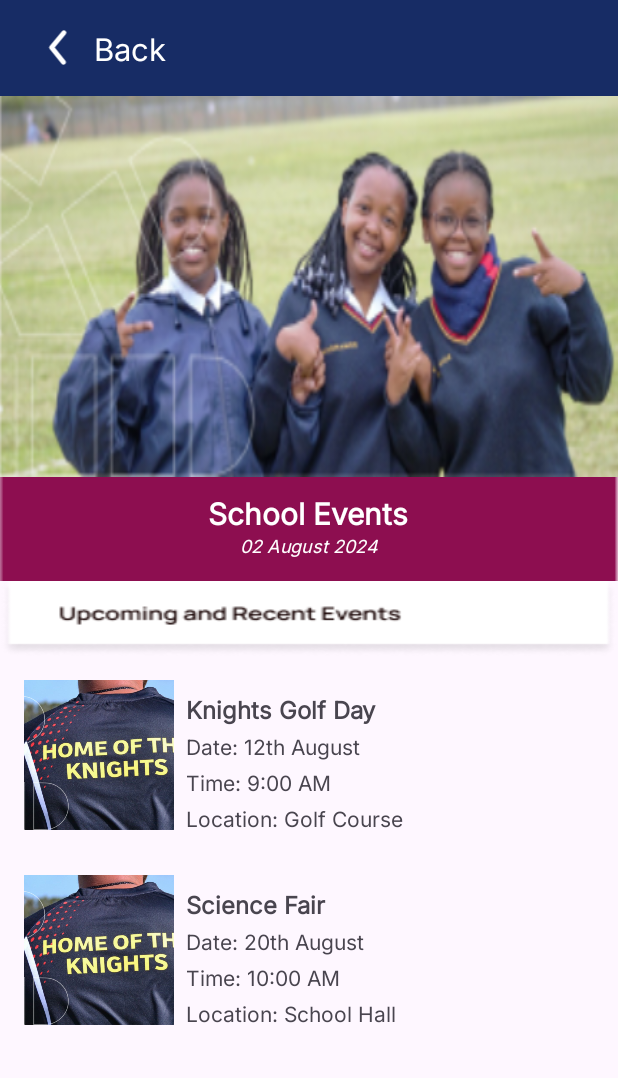
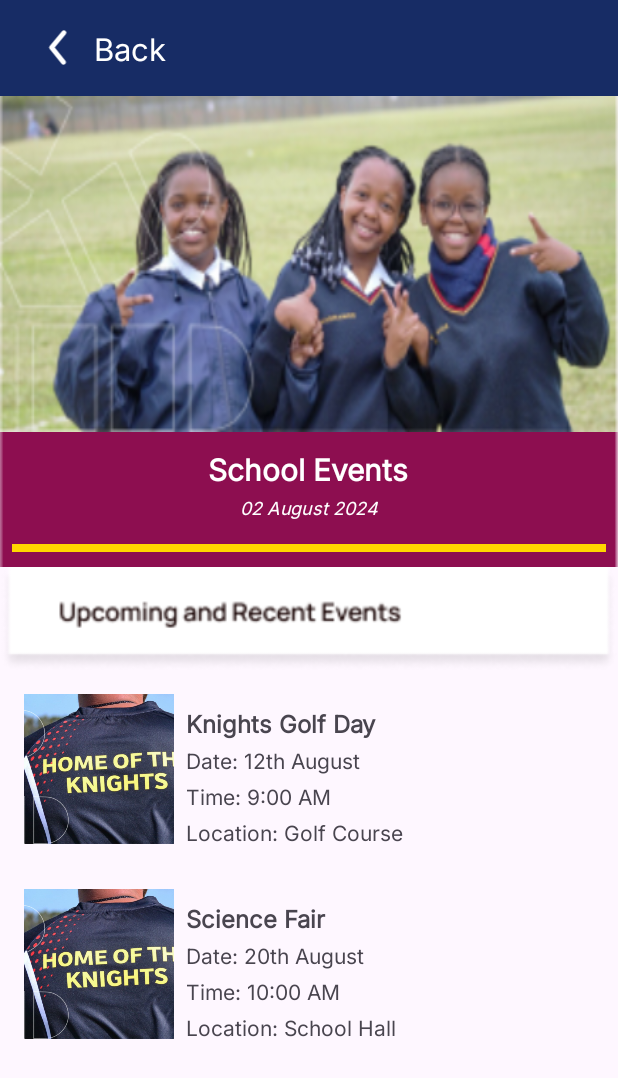
Before and after one commit to ST10050487/XBCAD, an Android app built with Jetpack Compose: the screen it shows after launch (UpcomingRecentEvents), on a phone screen of 412 x 824 dp. Shown: the top 1078 px of the screen. Run offline under Robolectric (Android 15) with nearby library versions, the phone set to English and light mode, and no system bars; our stand-ins replace sdp/ssp sizes.

Commit message:
Update activity_upcoming_recent_events.xml

```diff
--- a/app/src/main/res/layout/activity_upcoming_recent_events.xml
+++ b/app/src/main/res/layout/activity_upcoming_recent_events.xml
@@ -22,8 +22,8 @@
             android:id="@+id/back_btn"
             android:layout_width="wrap_content"
             android:layout_height="wrap_content"
-            android:orientation="horizontal"
-            android:gravity="center_vertical">
+            android:gravity="center_vertical"
+            android:orientation="horizontal">
 
             <ImageView
                 android:layout_width="@dimen/_36sdp"
@@ -44,8 +44,8 @@
     <!-- Event image occupying the top half of the screen -->
     <ImageView
         android:id="@+id/half_image"
-        android:layout_width="415dp"
-        android:layout_height="254dp"
+        android:layout_width="match_parent"
+        android:layout_height="224dp"
         android:scaleType="fitXY"
         android:src="@drawable/eventhomepic"
         app:layout_constraintEnd_toEndOf="parent"
@@ -57,52 +57,62 @@
     <!-- Event Title Bar below image -->
     <LinearLayout
         android:id="@+id/event_title_bar"
-        android:layout_width="0dp"
-        android:layout_height="wrap_content"
+        android:layout_width="match_parent"
+        android:layout_height="90dp"
         android:background="@drawable/eventtitlebar"
         android:gravity="center"
         android:orientation="vertical"
         android:padding="8dp"
+        app:layout_constraintEnd_toEndOf="parent"
+        app:layout_constraintStart_toStartOf="parent"
         app:layout_constraintTop_toBottomOf="@+id/half_image"
-        app:layout_constraintWidth_percent="1.0"
-        app:layout_constraintEnd_toEndOf="parent"
-        app:layout_constraintStart_toStartOf="parent">
+        app:layout_constraintWidth_percent="1.0">
 
+        <!-- Title of the Event -->
         <TextView
             android:layout_width="wrap_content"
             android:layout_height="wrap_content"
+            android:layout_marginBottom="4dp"
             android:text="School Events"
             android:textColor="@color/white"
             android:textSize="20sp"
-            android:textStyle="bold" />
+            android:textStyle="bold" /> <!-- Space below the title -->
 
+        <!-- Date of the Event -->
         <TextView
             android:id="@+id/CurrentDate"
             android:layout_width="wrap_content"
             android:layout_height="wrap_content"
-            android:layout_marginBottom="4dp"
+            android:layout_marginBottom="8dp"
             android:text="02 August 2024"
             android:textColor="@color/white"
             android:textSize="12sp"
             android:textStyle="italic" />
 
-        <View
-            android:layout_width="wrap_content"
-            android:layout_height="2dp"
-            android:background="@drawable/border" />
+        <!-- Golden Divider Line -->
+        <TextView
+            android:id="@+id/goldLineDivide"
+            android:layout_width="match_parent"
+            android:layout_height="5dp"
+            android:layout_marginTop="8dp"
+            android:background="@color/gold"
+            android:gravity="center" />
     </LinearLayout>
+
 
     <!-- Upcoming Event Bar between title and event container -->
     <ImageView
         android:id="@+id/upcoming_event_bar"
         android:layout_width="0dp"
         android:layout_height="wrap_content"
-        android:scaleType="fitXY"
+        android:adjustViewBounds="true"
+        android:scaleType="centerCrop"
         android:src="@drawable/upcomingeventbar"
         app:layout_constraintEnd_toEndOf="parent"
         app:layout_constraintStart_toStartOf="parent"
         app:layout_constraintTop_toBottomOf="@+id/event_title_bar"
         app:layout_constraintWidth_percent="1.0" />
+
 
     <!-- Event container for further content -->
     <LinearLayout
@@ -111,10 +121,10 @@
         android:layout_height="0dp"
         android:orientation="vertical"
         android:padding="8dp"
-        app:layout_constraintTop_toBottomOf="@+id/upcoming_event_bar"
         app:layout_constraintBottom_toBottomOf="parent"
         app:layout_constraintEnd_toEndOf="parent"
         app:layout_constraintStart_toStartOf="parent"
+        app:layout_constraintTop_toBottomOf="@+id/upcoming_event_bar"
         app:layout_constraintWidth_percent="1.0" />
 
 </androidx.constraintlayout.widget.ConstraintLayout>
```
